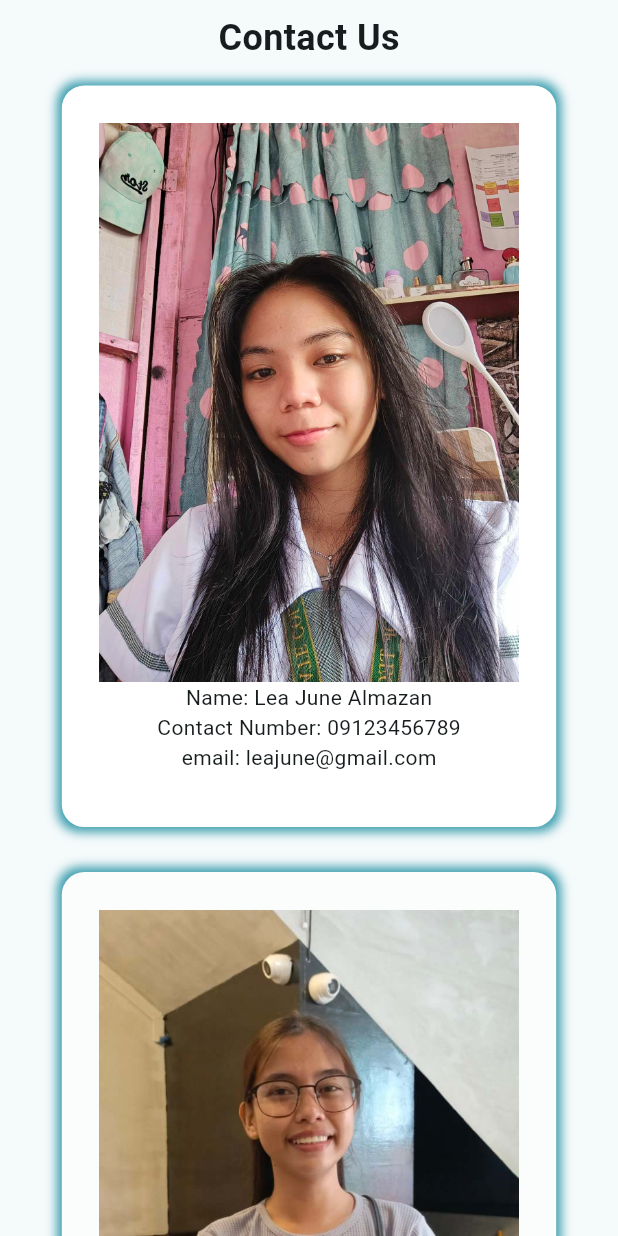
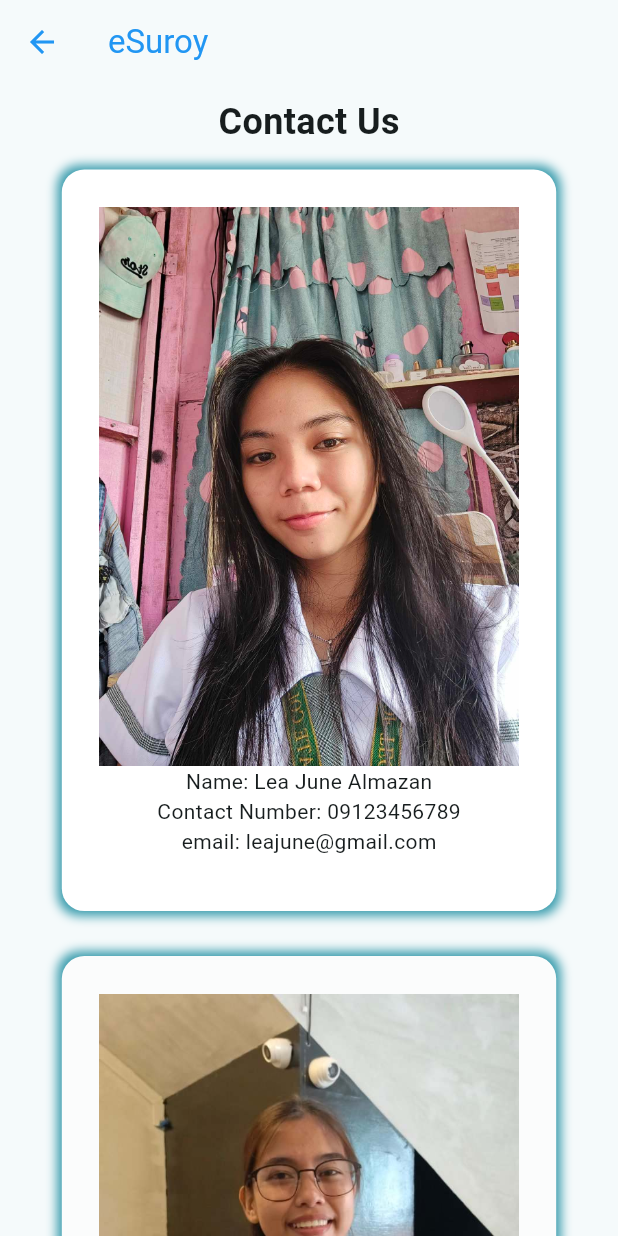
Before and after one commit to JLea05/eSuroy, a Flutter app: the ContactUsView screen opened by its route, on a phone screen of 412 x 824 dp. Run offline on Flutter 3.47's test engine with Material 3 defaults, Android fonts, the phone set to English and light mode, and no system bars; our stand-ins replace flutter_rating_bar, sqflite; missing offline and left inert: dart:ffi, map_launcher; accounts and stored records are empty; Roboto replaces fonts that are missing (Arial, Calibre).

```diff
--- a/lib/view/contactusview.dart
+++ b/lib/view/contactusview.dart
@@ -18,6 +18,10 @@ class _ContactUsViewState extends State<ContactUsView> {
       fontSize: 14,
     );
     return Scaffold(
+      appBar: AppBar(
+        title: const Text('eSuroy'),
+        foregroundColor: Colors.blue,
+      ),
       body: ListView(
         children: [
           Column(
--- a/lib/view/mainview.dart
+++ b/lib/view/mainview.dart
@@ -431,7 +431,7 @@ class _MainViewState extends State<MainView> {
             ListTile(
               title: const Text('Contact Us'),
               onTap: () {
-                Navigator.pushNamed(context, 'contactusview');
+                Navigator.pushNamed(context, '/contactusview');
               },
             ),
             ListTile(
```
Also changed, not shown: lib/view/suggestionsview.dart (+4 -8 lines).
